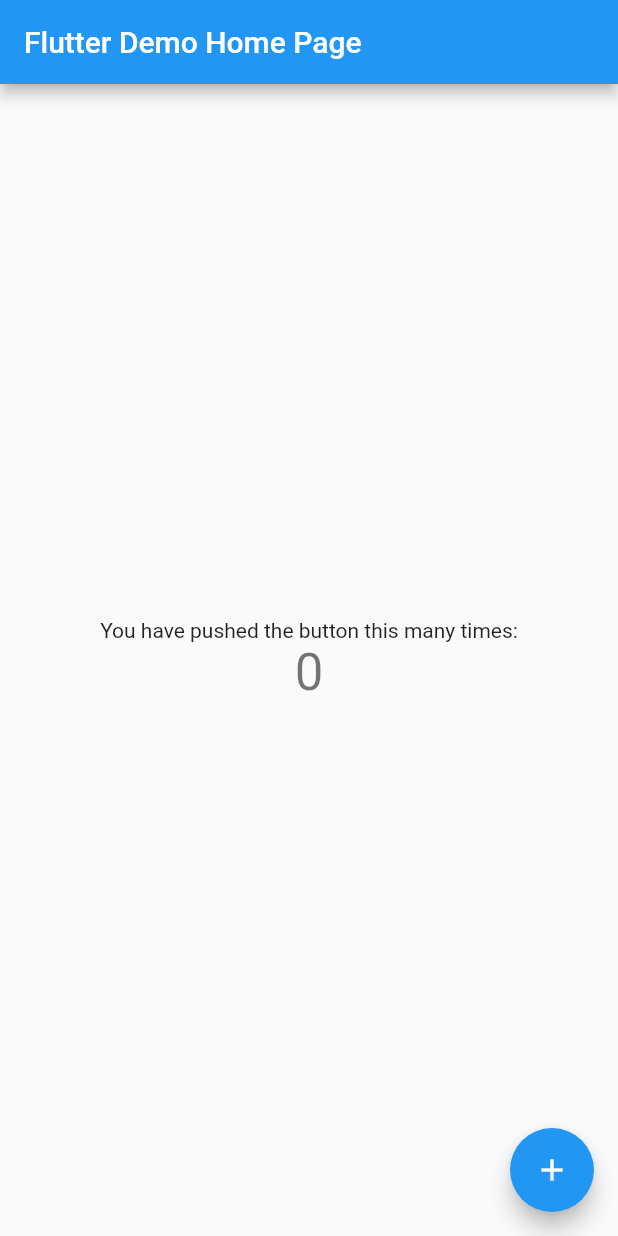
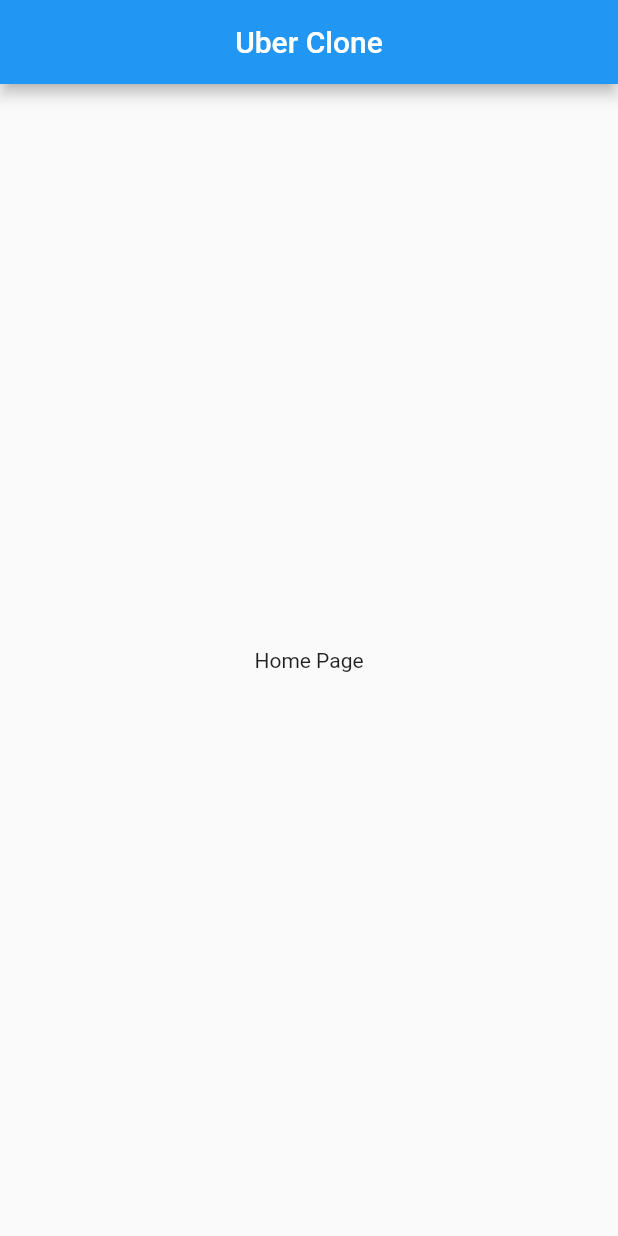
Before and after one commit to mrojasb2000/flutter_uber_app, a Flutter app: the screen it shows after launch, on a phone screen of 412 x 824 dp. Run offline on Flutter 3.47's test engine with Material 2 defaults, Android fonts, the light colour scheme and no system bars.

Commit message:
feat: add basic home page

```diff
--- a/lib/main.dart
+++ b/lib/main.dart
@@ -1,115 +1,27 @@
 import 'package:flutter/material.dart';
+
+import 'pages/home/home_page.dart';
 
 void main() {
   runApp(const MyApp());
 }
 
-class MyApp extends StatelessWidget {
+class MyApp extends StatefulWidget {
   const MyApp({super.key});
 
-  // This widget is the root of your application.
+  @override
+  State<MyApp> createState() => _MyAppState();
+}
+
+class _MyAppState extends State<MyApp> {
   @override
   Widget build(BuildContext context) {
     return MaterialApp(
-      title: 'Flutter Demo',
-      theme: ThemeData(
-        // This is the theme of your application.
-        //
-        // Try running your application with "flutter run". You'll see the
-        // application has a blue toolbar. Then, without quitting the app, try
-        // changing the primarySwatch below to Colors.green and then invoke
-        // "hot reload" (press "r" in the console where you ran "flutter run",
-        // or simply save your changes to "hot reload" in a Flutter IDE).
-        // Notice that the counter didn't reset back to zero; the application
-        // is not restarted.
-        primarySwatch: Colors.blue,
-      ),
-      home: const MyHomePage(title: 'Flutter Demo Home Page'),
+      title: 'Uber Clone',
+      initialRoute: 'home',
+      routes: {
+        'home': (BuildContext context) => HomePage(),
+      },
     );
   }
 }
-
-class MyHomePage extends StatefulWidget {
-  const MyHomePage({super.key, required this.title});
-
-  // This widget is the home page of your application. It is stateful, meaning
-  // that it has a State object (defined below) that contains fields that affect
-  // how it looks.
-
-  // This class is the configuration for the state. It holds the values (in this
-  // case the title) provided by the parent (in this case the App widget) and
-  // used by the build method of the State. Fields in a Widget subclass are
-  // always marked "final".
-
-  final String title;
-
-  @override
-  State<MyHomePage> createState() => _MyHomePageState();
-}
-
-class _MyHomePageState extends State<MyHomePage> {
-  int _counter = 0;
-
-  void _incrementCounter() {
-    setState(() {
-      // This call to setState tells the Flutter framework that something has
-      // changed in this State, which causes it to rerun the build method below
-      // so that the display can reflect the updated values. If we changed
-      // _counter without calling setState(), then the build method would not be
-      // called again, and so nothing would appear to happen.
-      _counter++;
-    });
-  }
-
-  @override
-  Widget build(BuildContext context) {
-    // This method is rerun every time setState is called, for instance as done
-    // by the _incrementCounter method above.
-    //
-    // The Flutter framework has been optimized to make rerunning build methods
-    // fast, so that you can just rebuild anything that needs updating rather
-    // than having to individually change instances of widgets.
-    return Scaffold(
-      appBar: AppBar(
-        // Here we take the value from the MyHomePage object that was created by
-        // the App.build method, and use it to set our appbar title.
-        title: Text(widget.title),
-      ),
-      body: Center(
-        // Center is a layout widget. It takes a single child and positions it
-        // in the middle of the parent.
-        child: Column(
-          // Column is also a layout widget. It takes a list of children and
-          // arranges them vertically. By default, it sizes itself to fit its
-          // children horizontally, and tries to be as tall as its parent.
-          //
-          // Invoke "debug painting" (press "p" in the console, choose the
-          // "Toggle Debug Paint" action from the Flutter Inspector in Android
-          // Studio, or the "Toggle Debug Paint" command in Visual Studio Code)
-          // to see the wireframe for each widget.
-          //
-          // Column has various properties to control how it sizes itself and
-          // how it positions its children. Here we use mainAxisAlignment to
-          // center the children vertically; the main axis here is the vertical
-          // axis because Columns are vertical (the cross axis would be
-          // horizontal).
-          mainAxisAlignment: MainAxisAlignment.center,
-          children: <Widget>[
-            const Text(
-              'You have pushed the button this many times:',
-            ),
-            Text(
-              '$_counter',
-              style: Theme.of(context).textTheme.headline4,
-            ),
-          ],
-        ),
-      ),
-      floatingActionButton: FloatingActionButton(
-        onPressed: _incrementCounter,
-        tooltip: 'Increment',
-        child: const Icon(Icons.add),
-      ), // This trailing comma makes auto-formatting nicer for build methods.
-    );
-  }
-}
--- /dev/null
+++ b/lib/pages/home/home_page.dart
@@ -0,0 +1,18 @@
+import 'package:flutter/material.dart';
+
+class HomePage extends StatelessWidget {
+  const HomePage({Key? key}) : super(key: key);
+
+  @override
+  Widget build(BuildContext context) {
+    return Scaffold(
+      appBar: AppBar(
+        title: Text('Uber Clone'),
+        centerTitle: true,
+      ),
+      body: Center(
+        child: Text('Home Page'),
+      ),
+    );
+  }
+}
```
